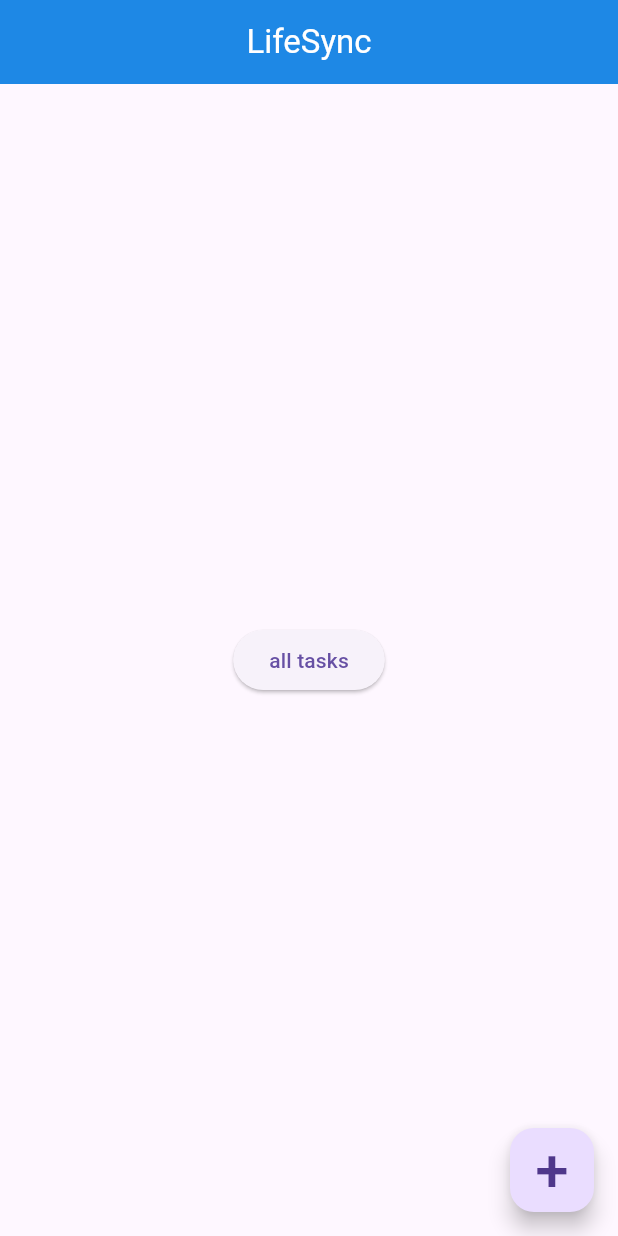
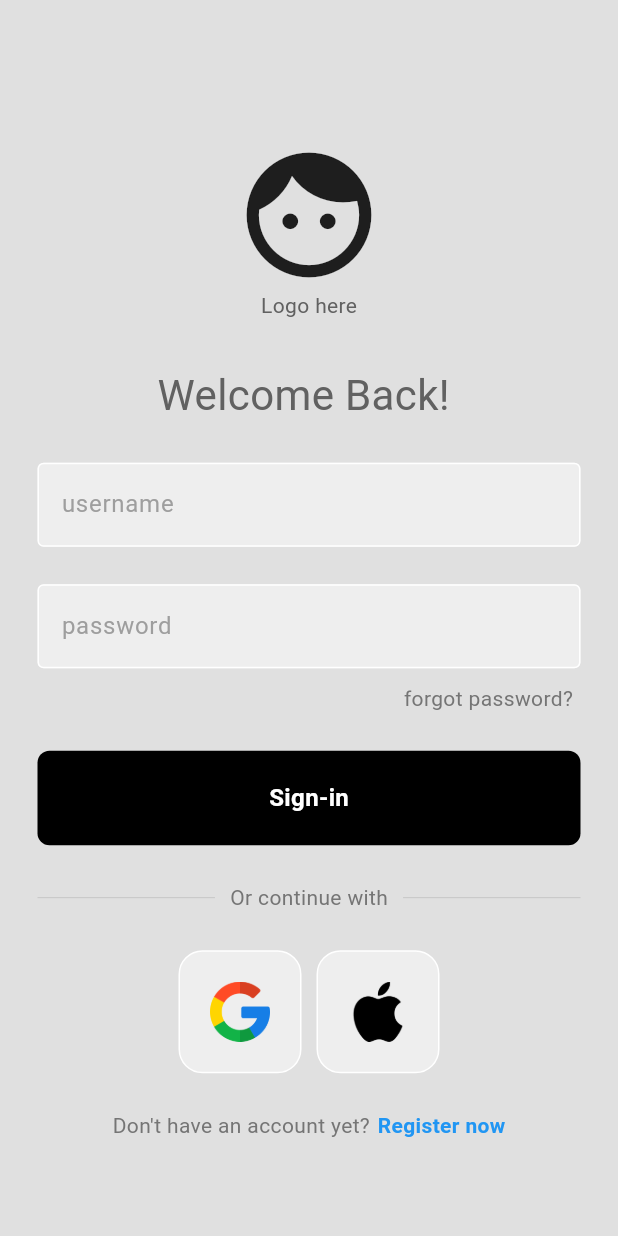
Before and after one commit to BUSHAAN/LifeSync, a Flutter app: the screen it shows after launch, on a phone screen of 412 x 824 dp. Run offline on Flutter 3.47's test engine with Material 3 defaults, Android fonts, the phone set to English and light mode, and no system bars; our stand-ins replace firebase_core; missing offline and left inert: dart:ffi; accounts and stored records are empty.

Commit message:
Login UI created

```diff
--- a/lib/main.dart
+++ b/lib/main.dart
@@ -4,7 +4,7 @@ import 'package:firebase_core/firebase_core.dart';
 import 'package:flutter/material.dart';
 import 'package:flutter/services.dart';
 import 'package:flutter_todo_app/firebase_options.dart';
-import 'pages/home.dart';
+import 'package:flutter_todo_app/pages/login.dart';
 
 void main() async {
   WidgetsFlutterBinding.ensureInitialized();
@@ -23,7 +23,7 @@ class MyApp extends StatelessWidget {
     return MaterialApp(
       debugShowCheckedModeBanner: false,
       title: 'ToDo App',
-      home: Home(),
+      home: LoginPage(),
     );
   }
 }
--- /dev/null
+++ b/lib/pages/login.dart
@@ -0,0 +1,135 @@
+// ignore_for_file: prefer_const_literals_to_create_immutables, prefer_const_constructors
+
+import 'package:flutter/material.dart';
+import 'package:flutter_todo_app/widgets/my_button.dart';
+import 'package:flutter_todo_app/widgets/my_square_tile.dart';
+import 'package:flutter_todo_app/widgets/my_textfield.dart';
+
+class LoginPage extends StatelessWidget {
+  LoginPage({super.key});
+  final usernameController = TextEditingController();
+  final passwordController = TextEditingController();
+  void signUserIn() {}
+
+  @override
+  Widget build(BuildContext context) {
+    return Scaffold(
+        backgroundColor: Colors.grey[300],
+        body: SafeArea(
+            child: Center(
+          child: Column(
+            mainAxisAlignment: MainAxisAlignment.center,
+            children: [
+              //logo
+              SizedBox(height: 30),
+              Icon(
+                Icons.face,
+                size: 100,
+              ),
+              Text("Logo here",style: TextStyle(color: Colors.grey[700])),
+              //welcome back
+              SizedBox(height: 30),
+
+              Text(
+                "Welcome Back! ",
+                style: TextStyle(color: Colors.grey[700], fontSize: 28),
+              ),
+
+              //username textfield
+              SizedBox(height: 25),
+              MyTextField(
+                controller: usernameController,
+                hintText: 'username',
+                obscureText: false,
+              ),
+              //password textfield
+              SizedBox(height: 25),
+              MyTextField(
+                controller: passwordController,
+                hintText: 'password',
+                obscureText: true,
+              ),
+              SizedBox(height: 10),
+              //forget password
+              Padding(
+                padding: const EdgeInsets.symmetric(horizontal: 30),
+                child: Row(
+                  mainAxisAlignment: MainAxisAlignment.end,
+                  children: [
+                    Text("forgot password?",
+                        style: TextStyle(color: Colors.grey[600])),
+                  ],
+                ),
+              ),
+              SizedBox(height: 25),
+              //sign in button
+              MyButton(
+                onTap: signUserIn,
+              ),
+              SizedBox(height: 25),
+
+              // or continue with
+              Padding(
+                padding: const EdgeInsets.symmetric(horizontal: 25.0),
+                child: Row(
+                  children: [
+                    Expanded(
+                      child: Divider(
+                        thickness: 0.5,
+                        color: Colors.grey[400],
+                      ),
+                    ),
+                    Padding(
+                      padding: const EdgeInsets.symmetric(horizontal: 10.0),
+                      child: Text(
+                        "Or continue with",
+                        style: TextStyle(color: Colors.grey[600]),
+                      ),
+                    ),
+                    Expanded(
+                      child: Divider(
+                        thickness: 0.5,
+                        color: Colors.grey[400],
+                      ),
+                    ),
+                  ],
+                ),
+              ),
+              SizedBox(height: 25),
+              // google and apple logos
+              Row(
+                mainAxisAlignment: MainAxisAlignment.center,
+                children: [
+                  MySquareTile(
+                    imagePath: 'assets/images/google.png',
+                    height: 40,
+                  ),
+                  SizedBox(width: 10),
+                  MySquareTile(
+                    imagePath: 'assets/images/apple.png',
+                    height: 40,
+                  )
+                ],
+              ),
+              SizedBox(height: 25),
+              // dont have an account? sign up now
+              Row(
+                mainAxisAlignment: MainAxisAlignment.center,
+                children: [
+                  Text(
+                    "Don't have an account yet?",
+                    style: TextStyle(color: Colors.grey[600]),
+                  ),
+                  SizedBox(width: 5),
+                  Text(
+                    "Register now",
+                    style: TextStyle(
+                        color: Colors.blue, fontWeight: FontWeight.bold),
+                  ),
+                ],
+              )
+            ],
+          ),
+        )));
+  }
+}
--- /dev/null
+++ b/lib/widgets/my_button.dart
@@ -0,0 +1,29 @@
+// ignore_for_file: prefer_const_constructors, avoid_unnecessary_containers
+
+import 'package:flutter/material.dart';
+
+class MyButton extends StatelessWidget {
+  final Function()? onTap;
+  const MyButton({super.key, required this.onTap});
+
+  @override
+  Widget build(BuildContext context) {
+    return GestureDetector(
+      onTap: onTap,
+      child: Container(
+          padding: EdgeInsets.all(20),
+          margin: EdgeInsets.symmetric(horizontal: 25),
+          decoration: BoxDecoration(
+              color: Colors.black, borderRadius: BorderRadius.circular(8)),
+          child: Center(
+            child: Text(
+              'Sign-in',
+              style: TextStyle(
+                  color: Colors.white,
+                  fontWeight: FontWeight.bold,
+                  fontSize: 16),
+            ),
+          )),
+    );
+  }
+}
--- /dev/null
+++ b/lib/widgets/my_square_tile.dart
@@ -0,0 +1,23 @@
+import 'package:flutter/material.dart';
+
+class MySquareTile extends StatelessWidget {
+  final String imagePath;
+  final double height;
+  const MySquareTile(
+      {super.key, required this.imagePath, required this.height});
+
+  @override
+  Widget build(BuildContext context) {
+    return Container(
+      padding: const EdgeInsets.all(20),
+      decoration: BoxDecoration(
+          border: Border.all(color: Colors.white),
+          borderRadius: BorderRadius.circular(16),
+          color: Colors.grey[200]),
+      child: Image.asset(
+        imagePath,
+        height: height,
+      ),
+    );
+  }
+}
--- /dev/null
+++ b/lib/widgets/my_textfield.dart
@@ -0,0 +1,34 @@
+import 'package:flutter/material.dart';
+
+class MyTextField extends StatelessWidget {
+  final controller;
+  final String hintText;
+  final bool obscureText;
+
+  const MyTextField({
+    super.key,
+    required this.controller,
+    required this.hintText,
+    required this.obscureText,
+  });
+
+  @override
+  Widget build(BuildContext context) {
+    return Padding(
+      padding: const EdgeInsets.symmetric(horizontal: 25.0),
+      child: TextField(
+        controller: controller,
+        obscureText: obscureText,
+        decoration: InputDecoration(
+            enabledBorder: const OutlineInputBorder(
+                borderSide: BorderSide(color: Colors.white)),
+            focusedBorder: OutlineInputBorder(
+                borderSide: BorderSide(color: Colors.grey.shade400)),
+            fillColor: Colors.grey.shade200,
+            filled: true,
+            hintText: hintText,
+            hintStyle: TextStyle(color: Colors.grey[500])),
+      ),
+    );
+  }
+}
```
Also changed, not shown: assets/images/apple.png (added), assets/images/google.png (added).
